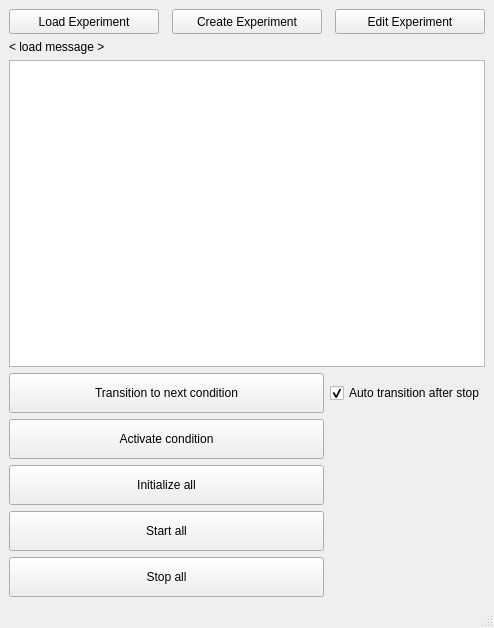
This is modules/experimentmanager/experimentmanager.ui in tud-hri/joan as Qt 5 draws it before an edit. The edited form follows.
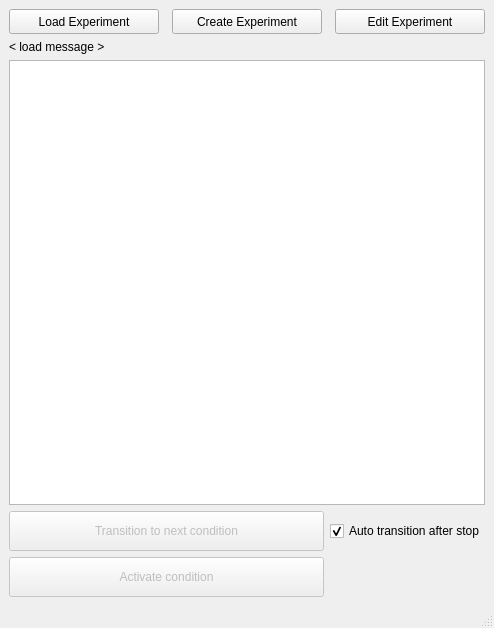
This is the edited form.

Commit message: deleted start/stop/initialize all buttons from exp manager

What changed in the file:
```diff
--- a/modules/experimentmanager/experimentmanager.ui
+++ b/modules/experimentmanager/experimentmanager.ui
@@ -15,19 +15,6 @@
   </property>
   <widget class="QWidget" name="centralwidget">
    <layout class="QGridLayout" name="gridLayout_2">
-    <item row="11" column="0">
-     <widget class="QPushButton" name="btn_start_all">
-      <property name="minimumSize">
-       <size>
-        <width>0</width>
-        <height>40</height>
-       </size>
-      </property>
-      <property name="text">
-       <string>Start all</string>
-      </property>
-     </widget>
-    </item>
     <item row="2" column="0">
      <widget class="QLabel" name="lbl_loaded_experiment">
       <property name="text">
@@ -35,21 +22,14 @@
       </property>
      </widget>
     </item>
-    <item row="12" column="0">
-     <widget class="QPushButton" name="btn_stop_all">
-      <property name="minimumSize">
-       <size>
-        <width>0</width>
-        <height>40</height>
-       </size>
-      </property>
-      <property name="text">
-       <string>Stop all</string>
-      </property>
-     </widget>
+    <item row="3" column="0" colspan="2">
+     <widget class="QListWidget" name="condition_list"/>
     </item>
     <item row="5" column="0">
      <widget class="QPushButton" name="btn_activate_condition">
+      <property name="enabled">
+       <bool>false</bool>
+      </property>
       <property name="minimumSize">
        <size>
         <width>0</width>
@@ -135,6 +115,9 @@
     </item>
     <item row="4" column="0">
      <widget class="QPushButton" name="btn_transition_to_next">
+      <property name="enabled">
+       <bool>false</bool>
+      </property>
       <property name="minimumSize">
        <size>
         <width>0</width>
@@ -162,19 +145,6 @@
       </property>
      </widget>
     </item>
-    <item row="6" column="0">
-     <widget class="QPushButton" name="btn_initialize_all">
-      <property name="minimumSize">
-       <size>
-        <width>0</width>
-        <height>40</height>
-       </size>
-      </property>
-      <property name="text">
-       <string>Initialize all</string>
-      </property>
-     </widget>
-    </item>
    </layout>
   </widget>
   <widget class="QMenuBar" name="menu_bar">
```
Left out of the diff: 3 changed lines with no effect on the pictures. The commit also changes 7 other files.
